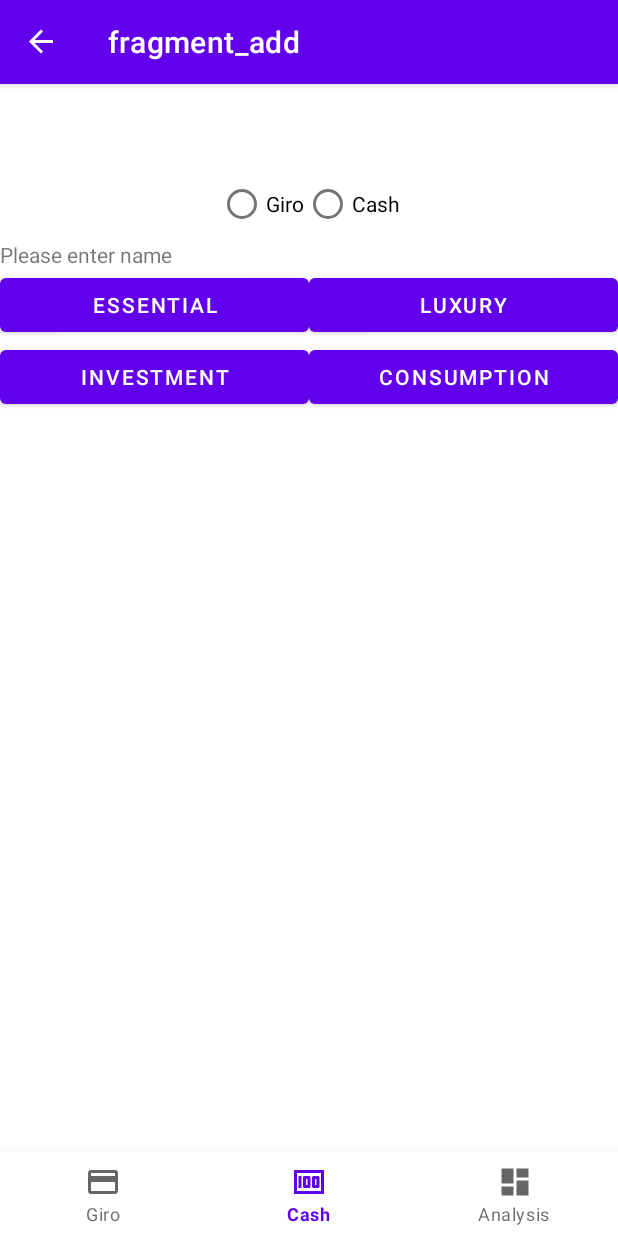
After one commit to baldufal/Goldesel, an Android app: the AddFragment screen opened through its navigation route, on a phone screen of 412 x 824 dp. The commit adds this screen. Run offline under Robolectric (Android 15) with nearby library versions, the phone set to English and light mode, and no system bars; our stand-ins replace Room's generated code, navigation-ui.

Commit message:
Add Fragment to add new Transactions

```diff
--- a/app/src/main/java/baldufal/goldesel/model/ListElement.kt
+++ /dev/null
@@ -1,12 +0,0 @@
-package baldufal.goldesel.model
-
-import java.util.*
-
-data class ListElement(
-    val name: String,
-    val cents: Int,
-    val date: Date,
-    val investment: Boolean,
-    val essential: Boolean,
-    val dateAdded: Date
-)
--- /dev/null
+++ b/app/src/main/java/baldufal/goldesel/model/Transaction.kt
@@ -0,0 +1,17 @@
+package baldufal.goldesel.model
+
+import java.time.LocalDateTime
+import androidx.room.Entity
+import androidx.room.PrimaryKey
+
+@Entity(tableName = "table_transactions")
+data class Transaction(
+    val name: String,
+    val cents: Int,
+    val date: LocalDateTime,
+    val giro: Boolean, // Giro or cash
+    val investment: Boolean, // Investment or  Consumption
+    val essential: Boolean, // Essential or luxury
+    @PrimaryKey
+    val dateAdded: LocalDateTime
+)
--- /dev/null
+++ b/app/src/main/java/baldufal/goldesel/ui/AddFragment.kt
@@ -0,0 +1,40 @@
+package baldufal.goldesel.ui
+
+import android.os.Bundle
+import android.view.LayoutInflater
+import android.view.View
+import android.view.ViewGroup
+import androidx.fragment.app.Fragment
+import androidx.lifecycle.ViewModelProvider
+import androidx.navigation.fragment.findNavController
+import baldufal.goldesel.databinding.FragmentAddBinding
+
+class AddFragment : Fragment() {
+
+    private var _binding: FragmentAddBinding? = null
+
+    // This property is only valid between onCreateView and
+    // onDestroyView.
+    private val binding get() = _binding!!
+    private lateinit var viewModel: AddViewModel
+
+    override fun onCreateView(
+        inflater: LayoutInflater, container: ViewGroup?,
+        savedInstanceState: Bundle?
+    ): View? {
+        _binding = FragmentAddBinding.inflate(inflater, container, false)
+
+        binding.btnCancel.setOnClickListener {
+            findNavController().navigateUp()
+        }
+
+        return binding.root
+    }
+
+    override fun onActivityCreated(savedInstanceState: Bundle?) {
+        super.onActivityCreated(savedInstanceState)
+        viewModel = ViewModelProvider(this).get(AddViewModel::class.java)
+        // TODO: Use the ViewModel
+    }
+
+}
--- /dev/null
+++ b/app/src/main/java/baldufal/goldesel/ui/AddViewModel.kt
@@ -0,0 +1,7 @@
+package baldufal.goldesel.ui
+
+import androidx.lifecycle.ViewModel
+
+class AddViewModel : ViewModel() {
+    // TODO: Implement the ViewModel
+}
--- a/app/src/main/java/baldufal/goldesel/ui/ListElementAdapter.kt
+++ b/app/src/main/java/baldufal/goldesel/ui/TransactionAdapter.kt
@@ -2,17 +2,20 @@ import android.view.LayoutInflater
 import android.view.ViewGroup
 import androidx.recyclerview.widget.RecyclerView
 import baldufal.goldesel.databinding.ListelementBinding
-import baldufal.goldesel.model.ListElement
+import baldufal.goldesel.model.Transaction
+import java.time.format.DateTimeFormatter
 
-class ListElementAdapter(private val entries: ArrayList<ListElement>) :
-    RecyclerView.Adapter<ListElementAdapter.ElementViewHolder>() {
+class TransactionAdapter(private val entries: ArrayList<Transaction>) :
+    RecyclerView.Adapter<TransactionAdapter.ElementViewHolder>() {
 
     class ElementViewHolder(private val binding: ListelementBinding) :
         RecyclerView.ViewHolder(binding.root) {
-        fun bind(item: ListElement) {
+        private val formatter = DateTimeFormatter.ofPattern("dd.MM")
+
+        fun bind(item: Transaction) {
             binding.name.text = item.name
-            binding.date.text = "12.03."
-            binding.value.text = String.format("%.2f", item.cents / 100.0)
+            binding.date.text = item.date.format(formatter)
+            binding.value.text = String.format("%.2f€", item.cents / 100.0)
             if(item.essential) {
                 binding.essential.text = "essential"
             }else{
--- a/app/src/main/java/baldufal/goldesel/ui/cash/CashFragment.kt
+++ b/app/src/main/java/baldufal/goldesel/ui/cash/CashFragment.kt
@@ -1,12 +1,13 @@
 package baldufal.goldesel.ui.cash
 
-import ListElementAdapter
+import TransactionAdapter
 import android.os.Bundle
 import android.view.LayoutInflater
 import android.view.View
 import android.view.ViewGroup
 import androidx.fragment.app.Fragment
 import androidx.lifecycle.ViewModelProvider
+import androidx.navigation.fragment.findNavController
 import androidx.recyclerview.widget.LinearLayoutManager
 import baldufal.goldesel.databinding.FragmentCashBinding
 
@@ -31,12 +32,16 @@ class CashFragment : Fragment() {
         binding.recyclerView.layoutManager = LinearLayoutManager(activity)
         @Suppress("UNCHECKED_CAST")
         binding.recyclerView.adapter =
-            ListElementAdapter(cashViewModel.entries)
+            TransactionAdapter(cashViewModel.entries)
 
         binding.refreshLayout.setOnRefreshListener {
             cashViewModel.refresh()
-            (binding.recyclerView.adapter as ListElementAdapter).notifyDataSetChanged()
+            (binding.recyclerView.adapter as TransactionAdapter).notifyDataSetChanged()
             binding.refreshLayout.isRefreshing = false
+        }
+
+        binding.fabAdd.setOnClickListener {
+            findNavController().navigate(CashFragmentDirections.actionNavigationCashToAddFragment())
         }
 
         return binding.root
--- a/app/src/main/java/baldufal/goldesel/ui/cash/CashViewModel.kt
+++ b/app/src/main/java/baldufal/goldesel/ui/cash/CashViewModel.kt
@@ -1,20 +1,20 @@
 package baldufal.goldesel.ui.cash
 
 import androidx.lifecycle.ViewModel
-import baldufal.goldesel.model.ListElement
-import java.time.Instant
-import java.util.*
+import baldufal.goldesel.model.Transaction
+import java.time.LocalDateTime
 
 class CashViewModel : ViewModel() {
 
-    val entries = arrayListOf<ListElement>(
-        ListElement(
-            "Apfeltasche", 380, Date.from(Instant.now()),
+    val entries = arrayListOf<Transaction>(
+        Transaction(
+            "Apfeltasche",
+            380,
+            LocalDateTime.now(),
             investment = false,
             essential = true,
-            dateAdded = Date.from(
-                Instant.now()
-            )
+            giro = false,
+            dateAdded = LocalDateTime.now()
         )
     )
 
--- /dev/null
+++ b/app/src/main/res/layout/fragment_add.xml
@@ -0,0 +1,96 @@
+<?xml version="1.0" encoding="utf-8"?>
+<androidx.constraintlayout.widget.ConstraintLayout xmlns:android="http://schemas.android.com/apk/res/android"
+    xmlns:app="http://schemas.android.com/apk/res-auto"
+    xmlns:tools="http://schemas.android.com/tools"
+    android:id="@+id/frameLayout"
+    android:layout_width="match_parent"
+    android:layout_height="match_parent"
+    tools:context=".ui.AddFragment">
+
+    <RadioGroup
+        android:id="@+id/radioGroup"
+        android:layout_width="wrap_content"
+        android:layout_height="wrap_content"
+        android:orientation="horizontal"
+        app:layout_constraintTop_toTopOf="parent"
+        app:layout_constraintStart_toStartOf="parent"
+        app:layout_constraintEnd_toEndOf="parent">
+
+        <RadioButton
+            android:id="@+id/rbtn_giro"
+            android:layout_width="match_parent"
+            android:layout_height="wrap_content"
+            android:text="Giro" />
+
+        <RadioButton
+            android:id="@+id/rbtn_cash"
+            android:layout_width="match_parent"
+            android:layout_height="wrap_content"
+            android:text="Cash" />
+    </RadioGroup>
+
+    <TextView
+        android:id="@+id/textView"
+        android:layout_width="0dp"
+        android:layout_height="wrap_content"
+        android:text="Please enter name"
+        app:layout_constraintTop_toBottomOf="@id/radioGroup"
+        app:layout_constraintStart_toStartOf="parent"
+        app:layout_constraintEnd_toEndOf="parent"/>
+
+    <Button
+        android:id="@+id/btn_essential"
+        android:layout_width="0sp"
+        android:layout_height="wrap_content"
+        android:text="Essential"
+        app:layout_constraintTop_toBottomOf="@id/textView"
+        app:layout_constraintStart_toStartOf="parent"
+        app:layout_constraintEnd_toStartOf="@id/btn_luxury"/>
+
+    <Button
+        android:id="@+id/btn_luxury"
+        android:layout_width="0sp"
+        android:layout_height="wrap_content"
+        android:text="Luxury"
+        app:layout_constraintTop_toBottomOf="@id/textView"
+        app:layout_constraintStart_toEndOf="@id/btn_essential"
+        app:layout_constraintEnd_toEndOf="parent"/>
+
+    <Button
+        android:id="@+id/btn_investment"
+        android:layout_width="0sp"
+        android:layout_height="wrap_content"
+        android:text="Investment"
+        app:layout_constraintTop_toBottomOf="@id/btn_essential"
+        app:layout_constraintStart_toStartOf="parent"
+        app:layout_constraintEnd_toStartOf="@id/btn_consumption"/>
+
+    <Button
+        android:id="@+id/btn_consumption"
+        android:layout_width="0sp"
+        android:layout_height="wrap_content"
+        android:text="Consumption"
+        app:layout_constraintTop_toBottomOf="@id/btn_luxury"
+        app:layout_constraintStart_toEndOf="@id/btn_investment"
+        app:layout_constraintEnd_toEndOf="parent"/>
+
+    <Button
+        android:id="@+id/btn_cancel"
+        android:layout_width="0sp"
+        android:layout_height="wrap_content"
+        android:text="Cancel"
+        app:layout_constraintStart_toStartOf="parent"
+        app:layout_constraintEnd_toStartOf="@id/btn_add"
+        app:layout_constraintBottom_toBottomOf="parent"/>
+
+    <Button
+        android:id="@+id/btn_add"
+        android:layout_width="0sp"
+        android:layout_height="wrap_content"
+        android:text="Add"
+        app:layout_constraintStart_toEndOf="@id/btn_cancel"
+        app:layout_constraintEnd_toEndOf="parent"
+        app:layout_constraintBottom_toBottomOf="parent"
+        />
+
+</androidx.constraintlayout.widget.ConstraintLayout>
--- a/app/src/main/res/layout/listelement.xml
+++ b/app/src/main/res/layout/listelement.xml
@@ -47,7 +47,7 @@
             android:id="@+id/investment"
             android:layout_width="wrap_content"
             android:layout_height="wrap_content"
-            android:textSize="20sp"
+            android:textSize="16sp"
             app:layout_constraintEnd_toEndOf="parent"
             app:layout_constraintTop_toBottomOf="@+id/value"
             tools:text="invest" />
@@ -56,7 +56,7 @@
             android:id="@+id/essential"
             android:layout_width="wrap_content"
             android:layout_height="wrap_content"
-            android:textSize="20sp"
+            android:textSize="16sp"
             app:layout_constraintEnd_toStartOf="@id/investment"
             app:layout_constraintTop_toBottomOf="@+id/value"
             tools:text="essential" />
--- a/app/src/main/res/navigation/mobile_navigation.xml
+++ b/app/src/main/res/navigation/mobile_navigation.xml
@@ -3,23 +3,36 @@
     xmlns:app="http://schemas.android.com/apk/res-auto"
     xmlns:tools="http://schemas.android.com/tools"
     android:id="@+id/mobile_navigation"
-    app:startDestination="@+id/navigation_cash">
+    app:startDestination="@id/navigation_cash">
 
     <fragment
         android:id="@+id/navigation_cash"
         android:name="baldufal.goldesel.ui.cash.CashFragment"
         android:label="Cash"
-        tools:layout="@layout/fragment_cash" />
+        tools:layout="@layout/fragment_cash" >
+        <action
+            android:id="@+id/action_navigation_cash_to_addFragment"
+            app:destination="@id/addFragment" />
+    </fragment>
 
     <fragment
         android:id="@+id/navigation_giro"
         android:name="baldufal.goldesel.ui.giro.GiroFragment"
         android:label="Giro"
-        tools:layout="@layout/fragment_giro" />
+        tools:layout="@layout/fragment_giro" >
+        <action
+            android:id="@+id/action_navigation_giro_to_addFragment"
+            app:destination="@id/addFragment" />
+    </fragment>
 
     <fragment
         android:id="@+id/navigation_analysis"
         android:name="baldufal.goldesel.ui.analysis.AnalysisFragment"
         android:label="Analysis"
         tools:layout="@layout/fragment_analysis" />
+    <fragment
+        android:id="@+id/addFragment"
+        android:name="baldufal.goldesel.ui.AddFragment"
+        android:label="fragment_add"
+        tools:layout="@layout/fragment_add" />
 </navigation>
--- a/build.gradle
+++ b/build.gradle
@@ -1,4 +1,16 @@
 // Top-level build file where you can add configuration options common to all sub-projects/modules.
+
+buildscript {
+    repositories {
+        google()
+    }
+    dependencies {
+        def nav_version = "2.5.3"
+        classpath("androidx.navigation:navigation-safe-args-gradle-plugin:$nav_version")
+    }
+}
+
+
 plugins {
     id 'com.android.application' version '7.2.1' apply false
     id 'com.android.library' version '7.2.1' apply false
```
Also changed, not shown: app/build.gradle (+20 -1 lines).
